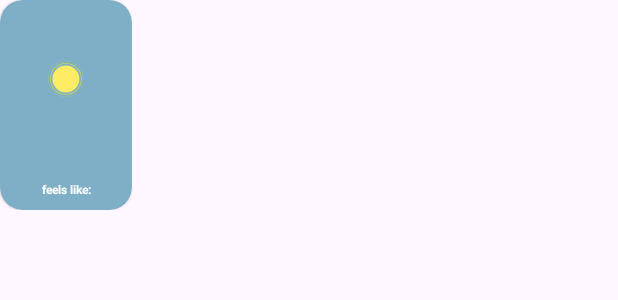
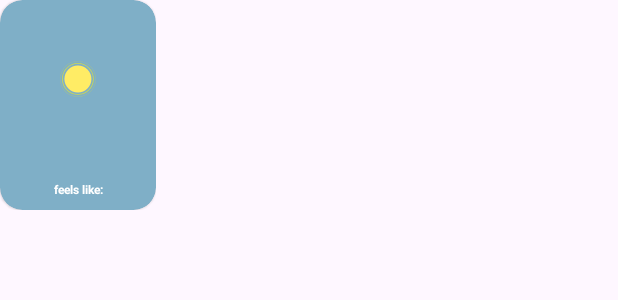
Before and after one commit to MrZooro/Weather-App, an Android app: the layout big_weather_card.xml on its own in the app's theme, with its tools: preview values and no code run, on a phone screen of 412 x 824 dp. Shown: the top 300 px of the screen. Run offline under Robolectric (Android 15) with nearby library versions, the phone set to English and light mode, and no system bars.

Commit message:
Well, this is definitely the last update.

```diff
--- a/app/src/main/java/com/example/weather_app/model/WeatherAPIService.kt
+++ b/app/src/main/java/com/example/weather_app/model/WeatherAPIService.kt
@@ -51,8 +51,8 @@ class WeatherAPIService(presenter: Presenter, apiKey : String) {
         mainPresenter.setCurrentWeather(data, code)
     }
 
-    fun getForecastWeather(lat: Double, lon: Double, units: String) {
-        val urlCurWeather = "${baseURLforWeather}lat=$lat&lon=$lon&appid=$mainApiKey&units=$units"
+    fun getForecastWeather(lat: Double, lon: Double, units: String, lang: String) {
+        val urlCurWeather = "${baseURLforWeather}lat=$lat&lon=$lon&lang=$lang&appid=$mainApiKey&units=$units"
 
         val call = retrofit.getDataForecastWeather(urlCurWeather)
         call.enqueue(object : Callback<ForecastWeather>{
--- a/app/src/main/java/com/example/weather_app/presenter/Presenter.kt
+++ b/app/src/main/java/com/example/weather_app/presenter/Presenter.kt
@@ -29,7 +29,7 @@ class Presenter(view: UpdateView, weatherAPIKey: String) {
 
     fun updateWeather(lat : Double, lon : Double, units : String, lang: String) {
         weatherAPIService.getCurrentWeather(lat, lon, units, lang)
-        weatherAPIService.getForecastWeather(lat, lon, units)
+        weatherAPIService.getForecastWeather(lat, lon, units, lang)
     }
 
     fun setCurrentWeather(NEWcurrentWeather: CurrentWeather?, code : Int){
--- a/app/src/main/java/com/example/weather_app/view/FragmentWeatherInfo.kt
+++ b/app/src/main/java/com/example/weather_app/view/FragmentWeatherInfo.kt
@@ -147,9 +147,9 @@ class FragmentWeatherInfo(private val weatherList : List<ForecastWeatherItem>,
     private fun addBigWeatherCards() {
         val ds : DisplayMetrics = resources.displayMetrics
         val layoutHeight = 140 * ds.density
-        val layoutWidth = 88 * ds.density
+        val layoutWidth = 104 * ds.density
 
-        val defaultMargin = 96 * ds.density
+        val defaultMargin = 112 * ds.density
         var layoutMargin = 18 * ds.density
 
         for (i in newWeatherList.indices) {
--- a/app/src/main/res/layout/big_weather_card.xml
+++ b/app/src/main/res/layout/big_weather_card.xml
@@ -1,6 +1,6 @@
 <?xml version="1.0" encoding="utf-8"?>
 <androidx.constraintlayout.widget.ConstraintLayout xmlns:android="http://schemas.android.com/apk/res/android"
-    android:layout_width="88dp"
+    android:layout_width="104dp"
     android:layout_height="140dp"
     xmlns:app="http://schemas.android.com/apk/res-auto">
 
```
